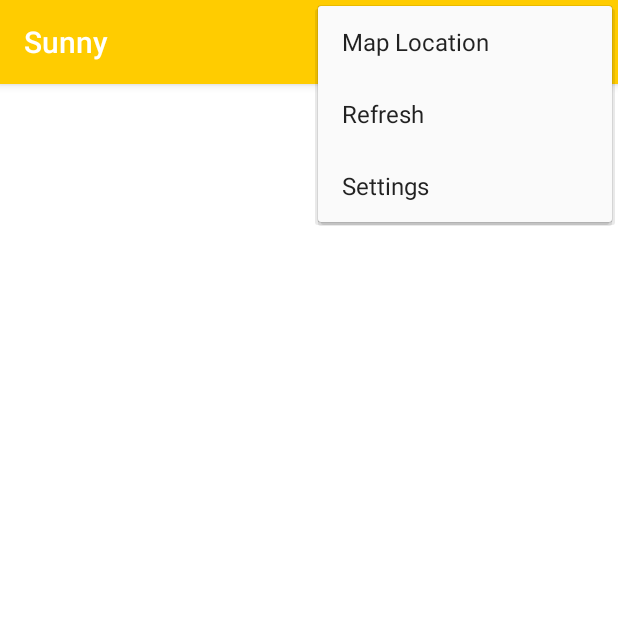
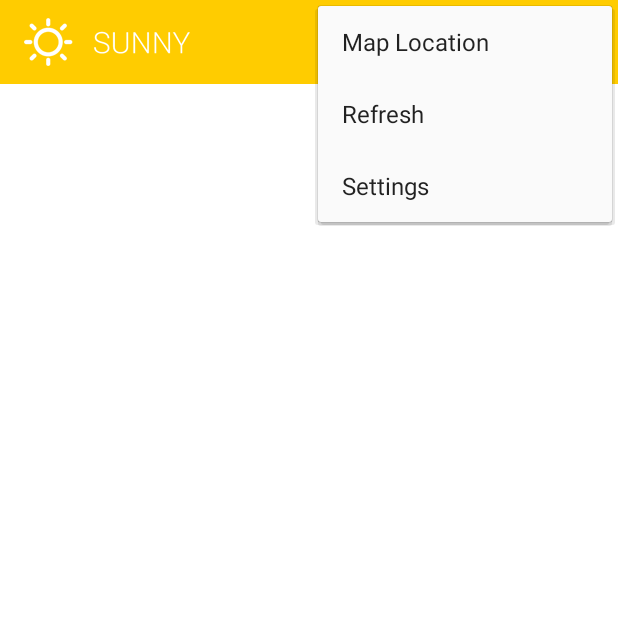
Before and after one commit to an1s1a/Sunny, an Android app: the screen it shows after launch (MainActivity), with the options menu open, on a phone screen of 412 x 824 dp, the top half of it. Run offline under Robolectric (Android 15) with nearby library versions, the phone set to English and light mode, and no system bars.

Commit message:
Set ActionBar with Logo

```diff
--- a/app/src/main/AndroidManifest.xml
+++ b/app/src/main/AndroidManifest.xml
@@ -21,7 +21,7 @@
         <activity
             android:name=".MainActivity"
             android:label="@string/app_name"
-            android:theme="@style/AppTheme">
+            android:theme="@style/ForecastTheme">
             <intent-filter>
                 <action android:name="android.intent.action.MAIN" />
 
--- a/app/src/main/java/anisia/sunny/MainActivity.java
+++ b/app/src/main/java/anisia/sunny/MainActivity.java
@@ -28,6 +28,7 @@ public class MainActivity extends AppCompatActivity implements ForecastFragment.
             }
         } else {
             mTwoPane = false;
+            getSupportActionBar().setElevation(0f);
         }
 
         ForecastFragment forecastFragment = ((ForecastFragment) getSupportFragmentManager().findFragmentById(R.id.fragment_forecast));
--- a/app/src/main/res/values/styles.xml
+++ b/app/src/main/res/values/styles.xml
@@ -9,14 +9,15 @@
         <item name="android:colorBackground">@android:color/white</item>
     </style>
 
-    <style name="AppTheme.NoActionBar">
-        <item name="windowActionBar">false</item>
-        <item name="windowNoTitle">true</item>
+    <style name="ForecastTheme" parent="AppTheme">
+        <item name="actionBarStyle">@style/ActionBar.Solid.Sunny.NoTitle</item>
     </style>
 
-    <style name="AppTheme.AppBarOverlay" parent="ThemeOverlay.AppCompat.Dark.ActionBar" />
+    <style name="ActionBar.Solid.Sunny.NoTitle" parent="@style/Widget.AppCompat.Light.ActionBar.Solid.Inverse">
+        <item name="displayOptions">useLogo|showHome</item>
+        <item name="logo">@drawable/ic_logo</item>
+    </style>
 
-    <style name="AppTheme.PopupOverlay" parent="ThemeOverlay.AppCompat.Light" />
 
     <style name="ForecastListStyle">
         <!-- Lo stile sarà diverso a seconda del valore di width per gli schermi -->
```
Also changed, not shown: app/src/main/res/drawable-hdpi/ic_logo.png (added), app/src/main/res/drawable-mdpi/ic_logo.png (added), app/src/main/res/drawable-xhdpi/ic_logo.png (added), app/src/main/res/drawable-xxhdpi/ic_logo.png (added).
